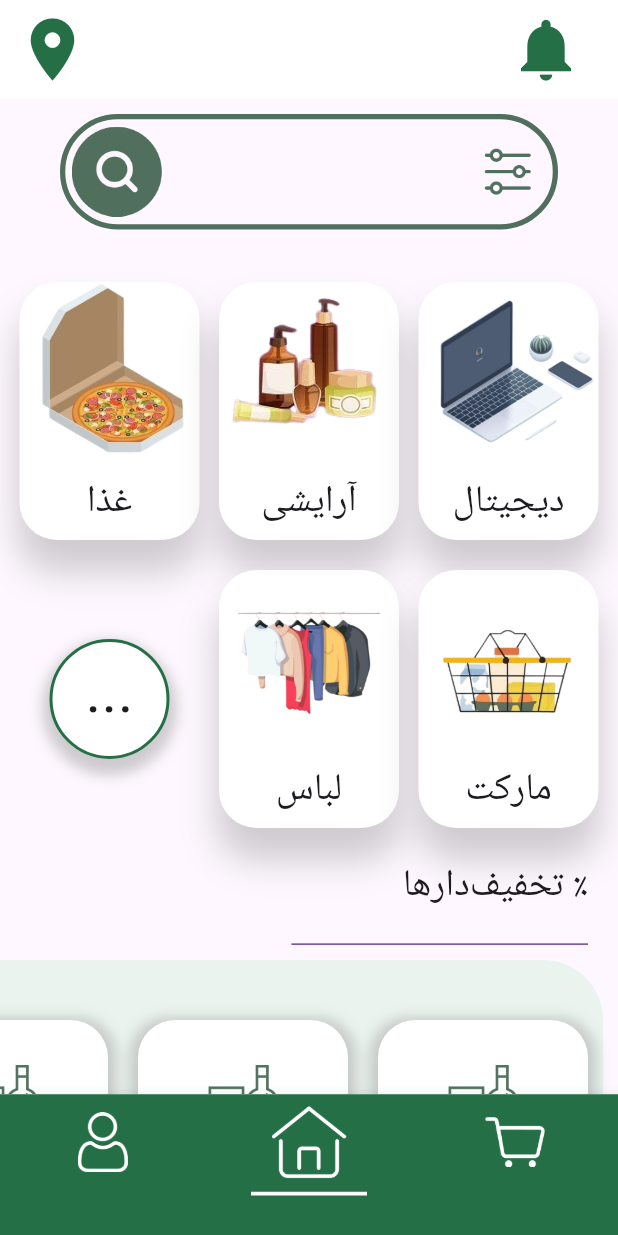
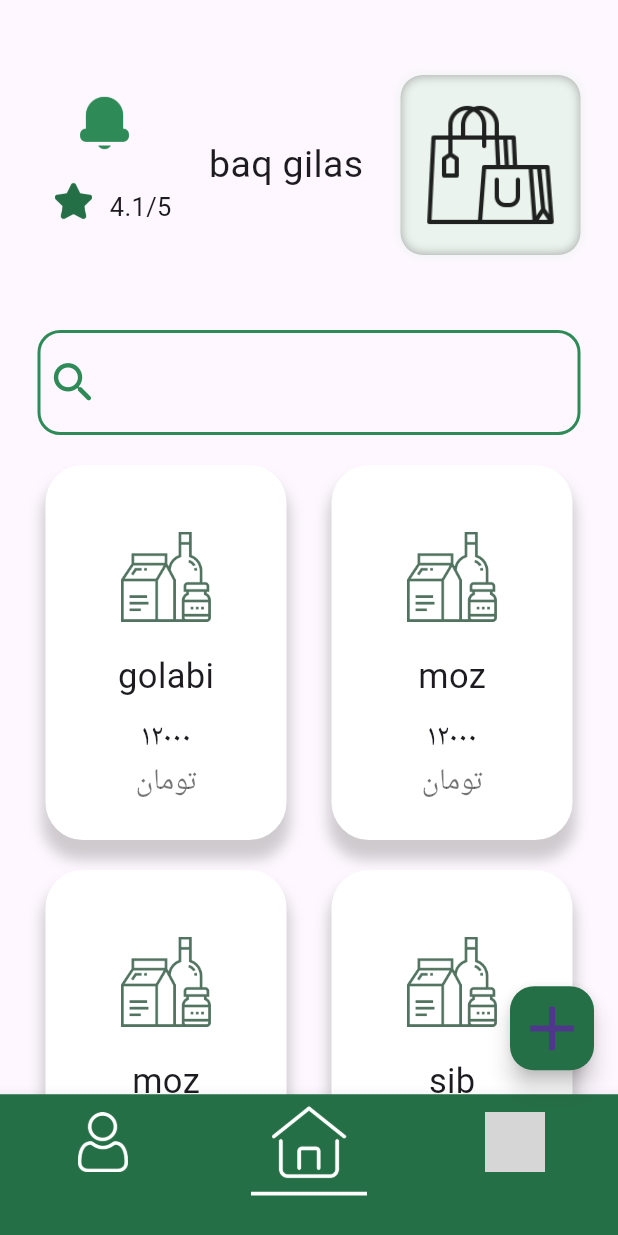
Before and after one commit to MohammadHuseyn/blink, a Flutter app: the screen it shows after launch, on a phone screen of 412 x 824 dp. Run offline on Flutter 3.47's test engine with Material 3 defaults, Android fonts, the phone set to English and light mode, and no system bars; our stand-ins replace flutter_map, flutter_native_splash, latlong2; accounts and stored records are empty; Roboto replaces fonts that are missing (shabnam); grey boxes are pictures that could not be loaded.

Commit message:
home page for user seller finished / add product design finished

```diff
--- a/lib/global.dart
+++ b/lib/global.dart
@@ -14,6 +14,7 @@ var token = "";
 var currentCardPayement = false;
 var tokenbool = false;
 var username;
+var userkind = "f";
 var order_id;
 var first_name;
 var last_name;
--- a/lib/main.dart
+++ b/lib/main.dart
@@ -4,7 +4,10 @@ import 'package:blink/pages/Login.dart';
 import 'package:blink/pages/OrderSubmitted.dart';
 import 'package:blink/pages/Payment.dart';
 import 'package:blink/pages/Signup.dart';
+import 'package:blink/pages/StoreHomPage.dart';
+import 'package:blink/pages/StorePage.dart';
 import 'package:flutter/material.dart';
+import 'classes/store.dart';
 import 'global.dart' as global;
 
 import 'package:flutter_native_splash/flutter_native_splash.dart';
@@ -39,8 +42,17 @@ class MyHomePage extends StatefulWidget {
 class _MyHomePageState extends State<MyHomePage> {
   @override
   Widget build(BuildContext context) {
+    stores[0].items.add(
+        Item(sotreid: stores[0].id, id: "11", name: "golabi", price: 10000));
+    stores[0]
+        .items
+        .add(Item(sotreid: stores[0].id, id: "22", name: "moz", price: 10000));
+    stores[0]
+        .items
+        .add(Item(sotreid: stores[0].id, id: "33", name: "sib", price: 10000));
+
     FlutterNativeSplash.remove();
     global.addressIndex = 0;
-    return Home();
+    return StoreHomePage(store: stores[0]);
   }
 }
--- a/lib/pages/Home.dart
+++ b/lib/pages/Home.dart
@@ -43,14 +43,6 @@ class _HomeState extends State<Home> {
 
   @override
   Widget build(BuildContext context) {
-    stores[0].items.add(
-        Item(sotreid: stores[0].id, id: "11", name: "golabi", price: 10000));
-    stores[0]
-        .items
-        .add(Item(sotreid: stores[0].id, id: "22", name: "moz", price: 10000));
-    stores[0]
-        .items
-        .add(Item(sotreid: stores[0].id, id: "33", name: "sib", price: 10000));
 
     return global.addressIndex == null
         ? Scaffold(
--- /dev/null
+++ b/lib/pages/StoreHomPage.dart
@@ -0,0 +1,484 @@
+import 'package:blink/pages/OrderHistory.dart';
+import 'package:flutter/cupertino.dart';
+import 'package:flutter/material.dart';
+
+import '../classes/store.dart';
+
+class StoreHomePage extends StatefulWidget {
+  StoreHomePage({required this.store});
+
+  Store store;
+
+  @override
+  State<StoreHomePage> createState() => _StoreHomePageState(store: store);
+}
+
+var _currentIndex = 1;
+
+class _StoreHomePageState extends State<StoreHomePage> {
+  _StoreHomePageState({required this.store});
+
+  Store store;
+
+  @override
+  Widget build(BuildContext context) {
+    return Scaffold(
+        bottomNavigationBar: BottomNavigationBar(
+          backgroundColor: Color(0xFF256F46),
+          unselectedIconTheme: IconThemeData(color: Colors.white, size: 40),
+          selectedIconTheme: IconThemeData(color: Color(0xFF256F46), size: 50),
+          currentIndex: _currentIndex,
+          onTap: (index) {
+            // global.card.forEach((element) {
+            //   sum += element.price;
+            // });
+            changeBottomIndex(index);
+          },
+          items: [
+            BottomNavigationBarItem(
+              icon: Column(
+                children: [
+                  ImageIcon(
+                    AssetImage('images/user2.png'),
+                    color: Colors.white,
+                  ),
+                  SizedBox(
+                    height: 10,
+                  ),
+                  Divider(
+                    height: 0.5,
+                    color:
+                        _currentIndex == 0 ? Colors.white : Color(0xFF256F46),
+                    thickness: 2.5,
+                    indent: 30,
+                    endIndent: 30,
+                  )
+                ],
+              ),
+              label: '',
+            ),
+            BottomNavigationBarItem(
+              icon: Column(
+                children: [
+                  ImageIcon(
+                    AssetImage('images/home.png'),
+                    color: Colors.white,
+                  ),
+                  SizedBox(
+                    height: 10,
+                  ),
+                  Divider(
+                    height: 0.5,
+                    color:
+                        _currentIndex == 1 ? Colors.white : Color(0xFF256F46),
+                    thickness: 2.5,
+                    indent: 30,
+                    endIndent: 30,
+                  )
+                ],
+              ),
+              label: '',
+            ),
+            BottomNavigationBarItem(
+              icon: Column(
+                mainAxisAlignment: MainAxisAlignment.center,
+                crossAxisAlignment: CrossAxisAlignment.center,
+                children: [
+                  ImageIcon(
+                    AssetImage('images/graph.png'),
+                    color: Colors.white,
+                  ),
+                  SizedBox(
+                    height: 10,
+                  ),
+                  Divider(
+                    height: 0.5,
+                    color:
+                        _currentIndex == 2 ? Colors.white : Color(0xFF256F46),
+                    thickness: 2.5,
+                    indent: 37,
+                    endIndent: 30,
+                  )
+                ],
+              ),
+              label: '',
+            ),
+          ],
+        ),
+        floatingActionButton: FloatingActionButton(
+          backgroundColor: Color(0xFF256F46),
+          onPressed: () {
+            bottomShett(context);
+          },
+          child: Icon(
+            Icons.add,
+            size: 50,
+          ),
+        ),
+        body: _currentIndex == 0
+            ? Container()
+            : _currentIndex == 1
+                ? Padding(
+                    padding: const EdgeInsets.symmetric(horizontal: 10),
+                    child: Column(
+                      crossAxisAlignment: CrossAxisAlignment.center,
+                      children: [
+                        Padding(
+                          padding: const EdgeInsets.symmetric(
+                              horizontal: 15, vertical: 50),
+                          child: Container(
+                            height: 120,
+                            child: Column(
+                              children: [
+                                Row(
+                                  mainAxisAlignment: MainAxisAlignment.center,
+                                  children: [
+                                    Column(
+                                      children: [
+                                        IconButton(
+                                            onPressed: () {},
+                                            iconSize: 40,
+                                            icon: ImageIcon(
+                                              AssetImage(
+                                                  "images/notification.png"),
+                                              color: Color(0xFF2E8B57),
+                                            )),
+                                        Row(
+                                          mainAxisAlignment:
+                                              MainAxisAlignment.center,
+                                          children: [
+                                            Padding(
+                                              padding: const EdgeInsets.only(
+                                                  bottom: 8.0),
+                                              child: IconButton(
+                                                onPressed: () {},
+                                                iconSize: 25,
+                                                icon: ImageIcon(
+                                                  AssetImage("images/star.png"),
+                                                  color: Color(0xFF256F46),
+                                                ),
+                                              ),
+                                            ),
+                                            Text(
+                                              "4.1/5",
+                                              style: TextStyle(fontSize: 17),
+                                            ),
+                                          ],
+                                        ),
+                                      ],
+                                    ),
+                                    Expanded(child: Container()),
+                                    Text(
+                                      store.name,
+                                      style: TextStyle(fontSize: 25),
+                                    ),
+                                    Expanded(child: Container()),
+                                    Container(
+                                      decoration: BoxDecoration(
+                                          // color: Color(0xffEAF3EE),
+                                          boxShadow: [
+                                            const BoxShadow(
+                                              color: Colors.grey,
+                                            ),
+                                            const BoxShadow(
+                                              color: Color(0xffEAF3EE),
+                                              spreadRadius: -0.2,
+                                              blurRadius: 5.0,
+                                            ),
+                                          ],
+                                          // color: Colors.red,
+                                          borderRadius: BorderRadius.all(
+                                              Radius.circular(15))),
+                                      child: Padding(
+                                        padding: const EdgeInsets.symmetric(
+                                            horizontal: 15, vertical: 15),
+                                        child: ImageIcon(
+                                          AssetImage("images/shop.png"),
+                                          size: 90,
+                                        ),
+                                      ),
+                                    ),
+                                  ],
+                                ),
+                              ],
+                            ),
+                          ),
+                        ),
+                        Padding(
+                          padding: const EdgeInsets.only(right: 15, left: 15),
+                          child: TextField(
+                            textAlign: TextAlign.center,
+                            style: TextStyle(fontSize: 25),
+                            decoration: InputDecoration(
+                                prefixIcon: Icon(
+                                  Icons.search_rounded,
+                                  size: 35,
+                                  color: Color(0xFF2E8B57),
+                                ),
+                                enabledBorder: OutlineInputBorder(
+                                    borderRadius: BorderRadius.circular(15),
+                                    borderSide: BorderSide(
+                                        color: Color(0xFF2E8B57), width: 2.0)),
+                                border: OutlineInputBorder(
+                                    borderRadius: BorderRadius.circular(15),
+                                    borderSide: BorderSide(
+                                        color: Color(0xFF2E8B57), width: 2.0))),
+                          ),
+                        ),
+                        Container(
+                          height: MediaQuery.of(context).size.height * 0.5532,
+                          child: ListView.builder(
+                              shrinkWrap: true,
+                              scrollDirection: Axis.vertical,
+                              itemCount: store.items.length,
+                              itemBuilder: (cntx, i) {
+                                return Row(
+                                  mainAxisAlignment: MainAxisAlignment.center,
+                                  children: [
+                                    prodcut(0, 30, store.items[i]),
+                                    i + 1 >= store.items.length
+                                        ? Container()
+                                        : prodcut(0, 0, store.items[i + 1]),
+                                  ],
+                                );
+                              }),
+                        )
+                      ],
+                    ),
+                  )
+                : Container());
+  }
+
+  prodcut(double left, double right, Item item) {
+    return Padding(
+      padding: EdgeInsets.only(left: left, right: right, top: 20),
+      child: GestureDetector(
+        onTap: () {
+          // bottomShett(item);
+        },
+        child: Container(
+          width: MediaQuery.of(context).size.width * 0.39,
+          // width: 140,
+          height: 250,
+          decoration: BoxDecoration(
+            color: Colors.white,
+            borderRadius: BorderRadius.all(Radius.circular(25)),
+            boxShadow: [
+              BoxShadow(
+                color: Colors.grey.withOpacity(0.5),
+                spreadRadius: 2,
+                blurRadius: 7,
+                offset: Offset(0, 11), // changes position of shadow
+              ),
+            ],
+          ),
+          child: Column(
+            mainAxisAlignment: MainAxisAlignment.center,
+            children: [
+              Padding(
+                padding:
+                    const EdgeInsets.symmetric(horizontal: 8.0, vertical: 20),
+                child: ImageIcon(
+                  AssetImage("images/product.png"),
+                  color: Color(0xFF517360),
+                  size: 60,
+                ),
+              ),
+              Padding(
+                padding: const EdgeInsets.only(bottom: 10),
+                child: Text(
+                  item.name,
+                  style: TextStyle(fontSize: 23),
+                ),
+              ),
+              Row(
+                mainAxisAlignment: MainAxisAlignment.center,
+                children: [
+                  Expanded(child: Container()),
+                  Column(
+                    mainAxisAlignment: MainAxisAlignment.center,
+                    children: [
+                      Text(
+                        "۱۲۰۰۰",
+                        style: TextStyle(fontSize: 20),
+                      ),
+                      Text(
+                        "تومان",
+                        style: TextStyle(fontSize: 20, color: Colors.black54),
+                      ),
+                    ],
+                  ),
+                  Expanded(child: Container()),
+                ],
+              )
+            ],
+          ),
+        ),
+      ),
+    );
+  }
+
+  void changeBottomIndex(int index) {
+    setState(() {
+      _currentIndex = index;
+    });
+  }
+}
+
+void bottomShett(context) {
+  showModalBottomSheet(
+      context: context,
+      backgroundColor: Colors.transparent,
+      builder: (builder) {
+        return StatefulBuilder(
+            builder: (context, StateSetter setState) {
+              return Container(
+                decoration: BoxDecoration(
+                    color: Colors.white,
+                    borderRadius: BorderRadius.only(
+                        topRight: Radius.circular(25),
+                        topLeft: Radius.circular(25))),
+
+                child: Scaffold(
+                  backgroundColor: Colors.transparent,
+                  bottomNavigationBar: Container(
+                    decoration: BoxDecoration(
+                      color: Colors.white,
+                      boxShadow: [
+                        BoxShadow(
+                          offset: Offset(0,0),
+                          color: Colors.grey,
+                          spreadRadius: 7,
+                          blurRadius: 7
+                        )
+                      ]
+                    ),
+                    child: Padding(
+                      padding: EdgeInsets.symmetric(vertical: 20, horizontal: 20),
+                      child: SizedBox(
+                        height: MediaQuery.of(context).size.height * 0.085,
+                        child: ElevatedButton(
+                          onPressed: () async {
+                          },
+                          child:Text("   افزودن محصول   ",
+                            style: TextStyle(
+                              fontSize: 25,
+                            ),),
+                          style: ButtonStyle(
+                              shape: MaterialStateProperty.all<RoundedRectangleBorder>(
+                                RoundedRectangleBorder(
+                                  borderRadius: BorderRadius.circular(12),
+                                ),
+                              ),
+                              backgroundColor: MaterialStateColor.resolveWith((states) => Color(0xFF256F46))
+                          ),
+                        ),
+                      ),
+                    ),
+                  ),
+                  body: SingleChildScrollView(
+                    child: Column(
+                      children: [
+                        Padding(
+                          padding: const EdgeInsets.symmetric(vertical: 25),
+                          child: Container(
+                              width: MediaQuery
+                                  .of(context)
+                                  .size
+                                  .width * 0.85,
+                              decoration: BoxDecoration(
+                                  borderRadius: BorderRadius.circular(25),
+                                  color: Color(0xFFEAF3EE)
+                                // color: Colors.red
+                              ),
+                              child: Padding(
+                                padding: const EdgeInsets.symmetric(vertical: 35),
+                                child: ImageIcon(
+                                  AssetImage("images/product.png"),
+                                  color: Color(0xFF5E846E),
+                                  size: 95,
+                                ),
+                              )),
+                        ),
+                        Padding(
+                          padding: const EdgeInsets.only(
+                              top: 20, right: 20, left: 20, bottom: 20),
+                          child: Directionality(
+                              textDirection: TextDirection.rtl,
+                              child: Theme(
+                                data: ThemeData(
+                                  primaryColor: Colors.redAccent,
+                                  primaryColorDark: Colors.red,
+                                ),
+                                child: TextField(
+                                  decoration: InputDecoration(
+                                    border: OutlineInputBorder(
+                                        borderSide: BorderSide(color: Colors.teal),
+                                        borderRadius:
+                                        BorderRadius.all(Radius.circular(15))),
+                                    labelText: '  نام محصول  ',
+                                    floatingLabelStyle: TextStyle(fontSize: 25),
+                                    floatingLabelBehavior: FloatingLabelBehavior.always,
+                                    labelStyle: TextStyle(fontSize: 25, fontFamily: 'shabnam'),
+                                  ),
+                                ),
+                              )),
+                        ),
+                        Padding(
+                          padding: const EdgeInsets.only(
+                              top: 20, right: 20, left: 20, bottom: 20),
+                          child: Directionality(
+                              textDirection: TextDirection.rtl,
+                              child: Theme(
+                                data: ThemeData(
+                                  primaryColor: Colors.redAccent,
+                                  primaryColorDark: Colors.red,
+                                ),
+                                child: TextField(
+                                  maxLines: 3,
+                                  decoration: InputDecoration(
+                                    border: OutlineInputBorder(
+                                        borderSide: BorderSide(color: Colors.teal),
+                                        borderRadius:
+                                        BorderRadius.all(Radius.circular(15))),
+                                    labelText: '  توضیحات  ',
+                                    floatingLabelStyle: TextStyle(fontSize: 25),
+                                    floatingLabelBehavior: FloatingLabelBehavior.always,
+                                    labelStyle: TextStyle(fontSize: 25, fontFamily: 'shabnam'),
+                                  ),
+                                ),
+                              )),
+                        ),
+                        Padding(
+                          padding: const EdgeInsets.only(
+                              top: 20, right: 20, left: 20, bottom: 20),
+                          child: Directionality(
+                              textDirection: TextDirection.rtl,
+                              child: Theme(
+                                data: ThemeData(
+                                  primaryColor: Colors.redAccent,
+                                  primaryColorDark: Colors.red,
+                                ),
+                                child: TextField(
+                                  decoration: InputDecoration(
+                                    border: OutlineInputBorder(
+                                        borderSide: BorderSide(color: Colors.teal),
+                                        borderRadius:
+                                        BorderRadius.all(Radius.circular(15))),
+                                    labelText: '  قیمت  ',
+                                    floatingLabelStyle: TextStyle(fontSize: 25),
+                                    floatingLabelBehavior: FloatingLabelBehavior.always,
+                                    labelStyle: TextStyle(fontSize: 25, fontFamily: 'shabnam'),
+                                  ),
+                                ),
+                              )),
+                        ),
+                      ],
+                    ),
+                  ),
+                ),
+              );
+            }
+        );
+      });
+}
--- a/lib/pages/StorePage.dart
+++ b/lib/pages/StorePage.dart
@@ -342,7 +342,9 @@ class _StorePageState extends State<StorePage> {
               return Container(
                 decoration: BoxDecoration(
                     color: Colors.white,
-                    borderRadius: BorderRadius.circular(25)),
+                    borderRadius: BorderRadius.only(
+                        topRight: Radius.circular(25),
+                    topLeft: Radius.circular(25))),
                 child: SingleChildScrollView(
                   child: Column(
                     children: [
--- a/pubspec.yaml
+++ b/pubspec.yaml
@@ -68,6 +68,7 @@ flutter:
     - images/star.png
     - images/star_empty.png
     - images/commentratesent.png
+    - images/graph.png
 flutter_launcher_icons:
   android: "launcher_icon"
   ios: true
```
Also changed, not shown: lib/pages/Login.dart (+15 -2 lines), 1 other file.
